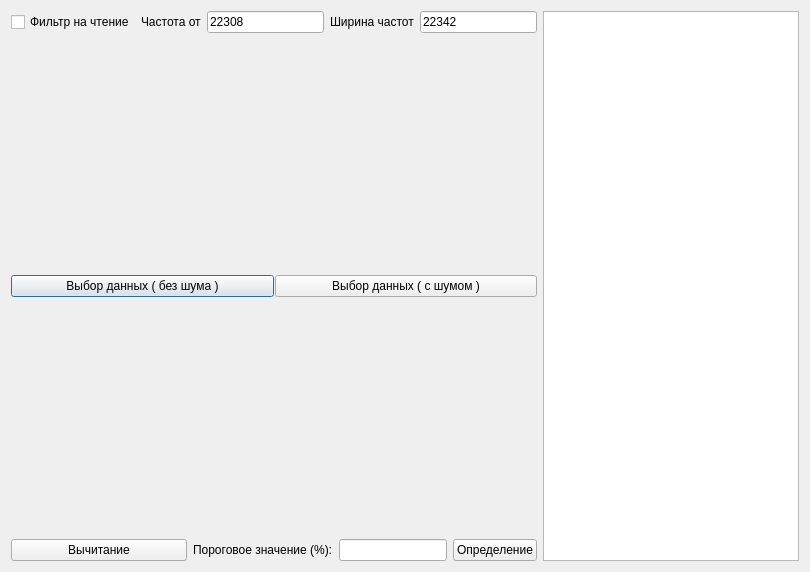
Qt form gui.ui (SkorEgor/scientific_work_in_python) before a commit.
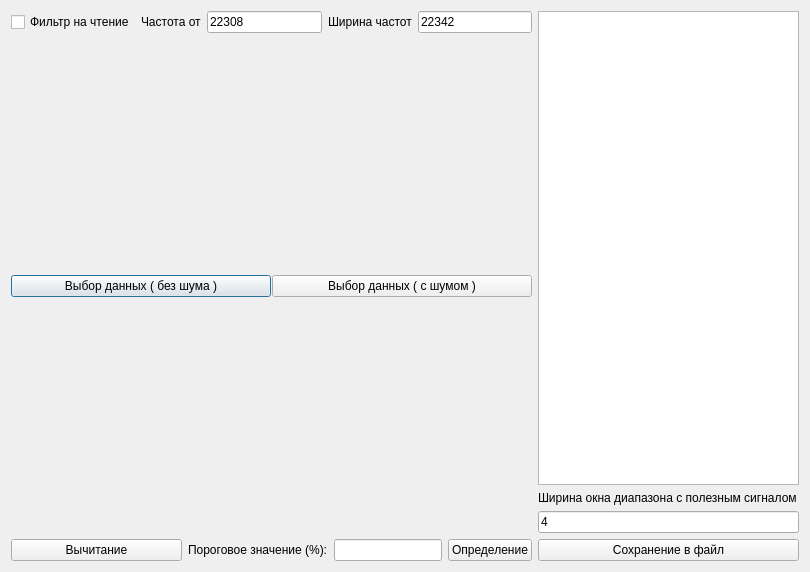
The same form after that commit.

```diff
--- a/gui.ui
+++ b/gui.ui
@@ -17,7 +17,7 @@
    <item>
     <layout class="QHBoxLayout" name="horizontalLayout_6">
      <item>
-      <layout class="QHBoxLayout" name="horizontalLayout_7" stretch="1,0">
+      <layout class="QHBoxLayout" name="horizontalLayout_7" stretch="2,1">
        <item>
         <layout class="QVBoxLayout" name="verticalLayout_4" stretch="0,1,0,1,0">
          <item>
@@ -141,6 +141,8 @@
         </layout>
        </item>
        <item>
+        <layout class="QVBoxLayout" name="verticalLayout">
+         <item>
         <widget class="QTableWidget" name="tableWidget">
          <property name="selectionMode">
           <enum>QAbstractItemView::SingleSelection</enum>
@@ -149,6 +151,29 @@
           <enum>QAbstractItemView::SelectRows</enum>
          </property>
         </widget>
+         </item>
+         <item>
+          <widget class="QLabel" name="label_4">
+           <property name="text">
+            <string>Ширина окна диапазона с полезным сигналом</string>
+           </property>
+          </widget>
+         </item>
+         <item>
+          <widget class="QLineEdit" name="lineEdit">
+           <property name="text">
+            <string>4</string>
+           </property>
+          </widget>
+         </item>
+         <item>
+          <widget class="QPushButton" name="pushButton_5">
+           <property name="text">
+            <string>Сохранение в файл</string>
+           </property>
+          </widget>
+         </item>
+        </layout>
        </item>
       </layout>
      </item>
```
Lines whose indentation alone changed are shown as unchanged.
